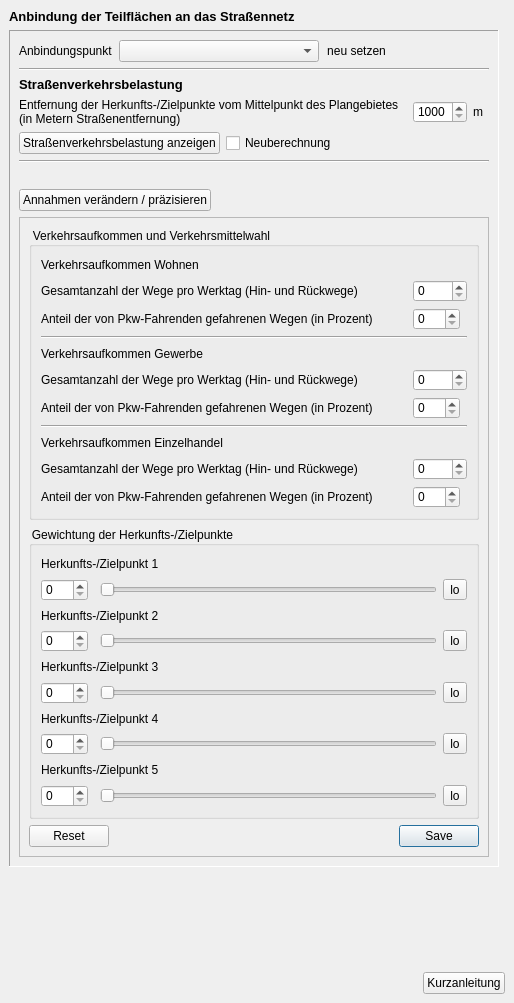
Old version of the form projektcheck/ui/ProjektCheck_dockwidget_analysis_03-ViU.ui in the repository projektcheck/ProjektCheck-QGIS.
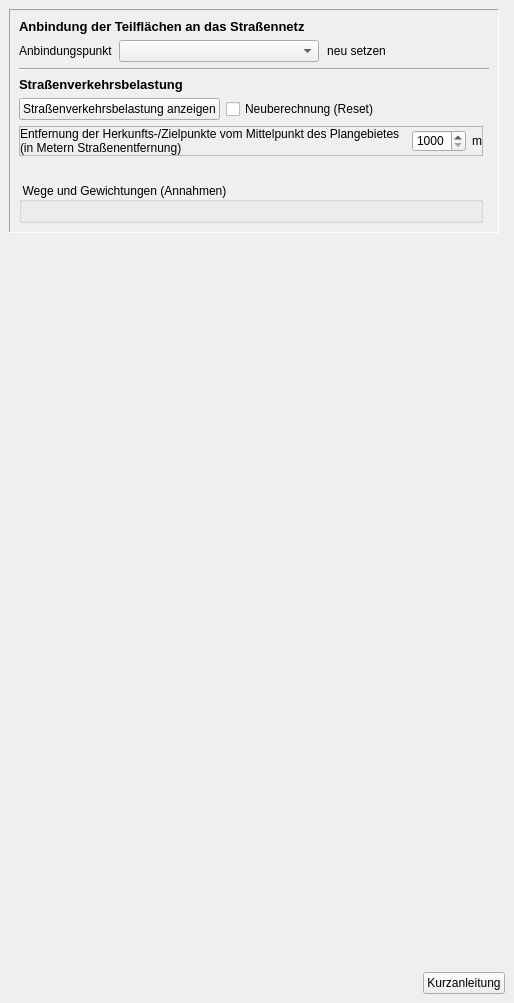
New version of the form. Icons and pictures are not drawn.

Commit message: traffic - parameter input, events

Diff of the .ui file:
```diff
--- a/projektcheck/ui/ProjektCheck_dockwidget_analysis_03-ViU.ui
+++ b/projektcheck/ui/ProjektCheck_dockwidget_analysis_03-ViU.ui
@@ -2,6 +2,9 @@
 <ui version="4.0">
  <class>DockWidget</class>
  <widget class="QDockWidget" name="DockWidget">
+  <property name="enabled">
+   <bool>true</bool>
+  </property>
   <property name="geometry">
    <rect>
     <x>0</x>
@@ -67,20 +70,6 @@
       </property>
      </spacer>
     </item>
-    <item row="0" column="0">
-     <widget class="QLabel" name="label">
-      <property name="font">
-       <font>
-        <pointsize>10</pointsize>
-        <weight>75</weight>
-        <bold>true</bold>
-       </font>
-      </property>
-      <property name="text">
-       <string>Anbindung der Teilflächen an das Straßennetz</string>
-      </property>
-     </widget>
-    </item>
     <item row="12" column="0" colspan="2">
      <layout class="QHBoxLayout" name="horizontalLayout_3">
       <property name="leftMargin">
@@ -139,28 +128,27 @@
        <enum>QFrame::Sunken</enum>
       </property>
       <layout class="QGridLayout" name="gridLayout_2">
-       <item row="1" column="0" colspan="2">
+       <item row="2" column="0" colspan="2">
         <widget class="Line" name="line_3">
          <property name="orientation">
           <enum>Qt::Horizontal</enum>
          </property>
         </widget>
        </item>
-       <item row="2" column="0">
-        <widget class="QLabel" name="label_2">
-         <property name="font">
-          <font>
-           <pointsize>10</pointsize>
-           <weight>75</weight>
-           <bold>true</bold>
-          </font>
+       <item row="9" column="0">
+        <spacer name="horizontalSpacer_3">
+         <property name="orientation">
+          <enum>Qt::Horizontal</enum>
          </property>
-         <property name="text">
-          <string>Straßenverkehrsbelastung</string>
+         <property name="sizeHint" stdset="0">
+          <size>
+           <width>40</width>
+           <height>20</height>
+          </size>
          </property>
-        </widget>
+        </spacer>
        </item>
-       <item row="0" column="0" colspan="2">
+       <item row="1" column="0" colspan="2">
         <layout class="QHBoxLayout" name="horizontalLayout">
          <item>
           <widget class="QLabel" name="label_3">
@@ -221,492 +209,21 @@
          </item>
         </layout>
        </item>
-       <item row="7" column="0" colspan="2">
-        <widget class="Line" name="line_5">
-         <property name="orientation">
-          <enum>Qt::Horizontal</enum>
-         </property>
-        </widget>
-       </item>
-       <item row="9" column="0">
-        <widget class="QPushButton" name="pushButton_15">
-         <property name="sizePolicy">
-          <sizepolicy hsizetype="Fixed" vsizetype="Fixed">
-           <horstretch>0</horstretch>
-           <verstretch>0</verstretch>
-          </sizepolicy>
-         </property>
-         <property name="toolTip">
-          <string>Der Aufplopteil wird eher als xtra Dialog umgesetzt ...</string>
+       <item row="3" column="0">
+        <widget class="QLabel" name="label_2">
+         <property name="font">
+          <font>
+           <pointsize>10</pointsize>
+           <weight>75</weight>
+           <bold>true</bold>
+          </font>
          </property>
          <property name="text">
-          <string>Annahmen verändern / präzisieren</string>
+          <string>Straßenverkehrsbelastung</string>
          </property>
-         <property name="icon">
-          <iconset>
-           <normaloff>../../images/iconset_mob/20190619_iconset_mob_specify_2.png</normaloff>../../images/iconset_mob/20190619_iconset_mob_specify_2.png</iconset>
-         </property>
-         <property name="checkable">
-          <bool>true</bool>
-         </property>
-         <property name="flat">
-          <bool>false</bool>
-         </property>
         </widget>
        </item>
-       <item row="8" column="0">
-        <spacer name="horizontalSpacer_3">
-         <property name="orientation">
-          <enum>Qt::Horizontal</enum>
-         </property>
-         <property name="sizeHint" stdset="0">
-          <size>
-           <width>40</width>
-           <height>20</height>
-          </size>
-         </property>
-        </spacer>
-       </item>
-       <item row="10" column="0" colspan="2">
-        <widget class="QScrollArea" name="scrollArea">
-         <property name="enabled">
-          <bool>true</bool>
-         </property>
-         <property name="minimumSize">
-          <size>
-           <width>0</width>
-           <height>640</height>
-          </size>
-         </property>
-         <property name="frameShape">
-          <enum>QFrame::StyledPanel</enum>
-         </property>
-         <property name="widgetResizable">
-          <bool>true</bool>
-         </property>
-         <widget class="QWidget" name="scrollAreaWidgetContents">
-          <property name="geometry">
-           <rect>
-            <x>0</x>
-            <y>0</y>
-            <width>482</width>
-            <height>638</height>
-           </rect>
-          </property>
-          <layout class="QVBoxLayout" name="verticalLayout_2">
-           <item>
-            <widget class="QGroupBox" name="groupBox_3">
-             <property name="title">
-              <string>Verkehrsaufkommen und Verkehrsmittelwahl</string>
-             </property>
-             <layout class="QGridLayout" name="gridLayout_7">
-              <item row="9" column="0">
-               <widget class="QLabel" name="label_10">
-                <property name="text">
-                 <string>Verkehrsaufkommen Gewerbe</string>
-                </property>
-               </widget>
-              </item>
-              <item row="17" column="4">
-               <widget class="QSpinBox" name="spinBox_15">
-                <property name="sizePolicy">
-                 <sizepolicy hsizetype="Fixed" vsizetype="Fixed">
-                  <horstretch>0</horstretch>
-                  <verstretch>0</verstretch>
-                 </sizepolicy>
-                </property>
-                <property name="maximum">
-                 <number>5000</number>
-                </property>
-               </widget>
-              </item>
-              <item row="13" column="4">
-               <widget class="QSpinBox" name="spinBox_8">
-                <property name="sizePolicy">
-                 <sizepolicy hsizetype="Fixed" vsizetype="Fixed">
-                  <horstretch>0</horstretch>
-                  <verstretch>0</verstretch>
-                 </sizepolicy>
-                </property>
-                <property name="layoutDirection">
-                 <enum>Qt::LeftToRight</enum>
-                </property>
-                <property name="maximum">
-                 <number>100</number>
-                </property>
-               </widget>
-              </item>
-              <item row="0" column="0">
-               <widget class="QLabel" name="label_7">
-                <property name="text">
-                 <string>Verkehrsaufkommen Wohnen</string>
-                </property>
-               </widget>
-              </item>
-              <item row="13" column="0">
-               <widget class="QLabel" name="label_11">
-                <property name="text">
-                 <string>Anteil der von Pkw-Fahrenden gefahrenen Wegen (in Prozent)</string>
-                </property>
-               </widget>
-              </item>
-              <item row="1" column="4">
-               <widget class="QSpinBox" name="spinBox_6">
-                <property name="sizePolicy">
-                 <sizepolicy hsizetype="Fixed" vsizetype="Fixed">
-                  <horstretch>0</horstretch>
-                  <verstretch>0</verstretch>
-                 </sizepolicy>
-                </property>
-                <property name="maximum">
-                 <number>5000</number>
-                </property>
-               </widget>
-              </item>
-              <item row="3" column="0" colspan="5">
-               <widget class="Line" name="line_6">
-                <property name="orientation">
-                 <enum>Qt::Horizontal</enum>
-                </property>
-               </widget>
-              </item>
-              <item row="15" column="0">
-               <widget class="QLabel" name="label_19">
-                <property name="text">
-                 <string>Verkehrsaufkommen Einzelhandel</string>
-                </property>
-               </widget>
-              </item>
-              <item row="14" column="0" colspan="5">
-               <widget class="Line" name="line_4">
-                <property name="orientation">
-                 <enum>Qt::Horizontal</enum>
-                </property>
-               </widget>
-              </item>
-              <item row="18" column="4">
-               <widget class="QSpinBox" name="spinBox_14">
-                <property name="sizePolicy">
-                 <sizepolicy hsizetype="Fixed" vsizetype="Fixed">
-                  <horstretch>0</horstretch>
-                  <verstretch>0</verstretch>
-                 </sizepolicy>
-                </property>
-                <property name="layoutDirection">
-                 <enum>Qt::LeftToRight</enum>
-                </property>
-                <property name="maximum">
-                 <number>100</number>
-                </property>
-               </widget>
-              </item>
-              <item row="2" column="4">
-               <widget class="QSpinBox" name="spinBox_7">
-                <property name="sizePolicy">
-                 <sizepolicy hsizetype="Fixed" vsizetype="Fixed">
-                  <horstretch>0</horstretch>
-                  <verstretch>0</verstretch>
-                 </sizepolicy>
-                </property>
-                <property name="layoutDirection">
-                 <enum>Qt::LeftToRight</enum>
-                </property>
-                <property name="maximum">
-                 <number>100</number>
-                </property>
-               </widget>
-              </item>
-              <item row="10" column="0">
-               <widget class="QLabel" name="label_12">
-                <property name="text">
-                 <string>Gesamtanzahl der Wege pro Werktag (Hin- und Rückwege)</string>
-                </property>
-               </widget>
-              </item>
-              <item row="2" column="0">
-               <widget class="QLabel" name="label_9">
-                <property name="text">
-                 <string>Anteil der von Pkw-Fahrenden gefahrenen Wegen (in Prozent)</string>
-                </property>
-               </widget>
-              </item>
-              <item row="10" column="4">
-               <widget class="QSpinBox" name="spinBox_9">
-                <property name="sizePolicy">
-                 <sizepolicy hsizetype="Fixed" vsizetype="Fixed">
-                  <horstretch>0</horstretch>
-                  <verstretch>0</verstretch>
-                 </sizepolicy>
-                </property>
-                <property name="maximum">
-                 <number>5000</number>
-                </property>
-               </widget>
-              </item>
-              <item row="1" column="0">
-               <widget class="QLabel" name="label_8">
-                <property name="text">
-                 <string>Gesamtanzahl der Wege pro Werktag (Hin- und Rückwege)</string>
-                </property>
-               </widget>
-              </item>
-              <item row="18" column="0">
-               <widget class="QLabel" name="label_21">
-                <property name="text">
-                 <string>Anteil der von Pkw-Fahrenden gefahrenen Wegen (in Prozent)</string>
-                </property>
-               </widget>
-              </item>
-              <item row="17" column="0">
-               <widget class="QLabel" name="label_20">
-                <property name="text">
-                 <string>Gesamtanzahl der Wege pro Werktag (Hin- und Rückwege)</string>
-                </property>
-               </widget>
-              </item>
-             </layout>
-            </widget>
-           </item>
-           <item>
-            <widget class="QGroupBox" name="groupBox_4">
-             <property name="title">
-              <string>Gewichtung der Herkunfts-/Zielpunkte</string>
-             </property>
-             <layout class="QGridLayout" name="gridLayout_9">
-              <item row="5" column="2">
-               <widget class="QSlider" name="horizontalSlider_3">
-                <property name="orientation">
-                 <enum>Qt::Horizontal</enum>
-                </property>
-               </widget>
-              </item>
-              <item row="0" column="0" colspan="3">
-               <widget class="QLabel" name="label_22">
-                <property name="toolTip">
-                 <string>dynamisch erstellt</string>
-                </property>
-                <property name="text">
-                 <string>Herkunfts-/Zielpunkt 1</string>
-                </property>
-               </widget>
-              </item>
-              <item row="1" column="2">
-               <widget class="QSlider" name="horizontalSlider">
-                <property name="orientation">
-                 <enum>Qt::Horizontal</enum>
-                </property>
-               </widget>
-              </item>
-              <item row="3" column="2">
-               <widget class="QSlider" name="horizontalSlider_2">
-                <property name="orientation">
-                 <enum>Qt::Horizontal</enum>
-                </property>
-               </widget>
-              </item>
-              <item row="9" column="2">
-               <widget class="QSlider" name="horizontalSlider_5">
-                <property name="orientation">
-                 <enum>Qt::Horizontal</enum>
-                </property>
-               </widget>
-              </item>
-              <item row="7" column="2">
-               <widget class="QSlider" name="horizontalSlider_4">
-                <property name="orientation">
-                 <enum>Qt::Horizontal</enum>
-                </property>
-               </widget>
-              </item>
-              <item row="5" column="0">
-               <widget class="QSpinBox" name="spinBox_18">
-                <property name="maximum">
-                 <number>100</number>
-                </property>
-               </widget>
-              </item>
-              <item row="1" column="0">
-               <widget class="QSpinBox" name="spinBox_16">
-                <property name="maximum">
-                 <number>100</number>
-                </property>
-               </widget>
-              </item>
-              <item row="3" column="0">
-               <widget class="QSpinBox" name="spinBox_17">
-                <property name="maximum">
-                 <number>100</number>
-                </property>
-               </widget>
-              </item>
-              <item row="8" column="0" colspan="3">
-               <widget class="QLabel" name="label_26">
-                <property name="toolTip">
-                 <string>dynamisch erstellt</string>
-                </property>
-                <property name="text">
-                 <string>Herkunfts-/Zielpunkt 5</string>
-                </property>
-               </widget>
-              </item>
-              <item row="9" column="0">
-               <widget class="QSpinBox" name="spinBox_20">
-                <property name="maximum">
-                 <number>100</number>
-                </property>
-               </widget>
-              </item>
-              <item row="7" column="0">
-               <widget class="QSpinBox" name="spinBox_19">
-                <property name="maximum">
-                 <number>100</number>
-                </property>
-               </widget>
-              </item>
-              <item row="4" column="0" colspan="3">
-               <widget class="QLabel" name="label_24">
-                <property name="toolTip">
-                 <string>dynamisch erstellt</string>
-                </property>
-                <property name="text">
-                 <string>Herkunfts-/Zielpunkt 3</string>
-                </property>
-               </widget>
-              </item>
-              <item row="2" column="0" colspan="3">
-               <widget class="QLabel" name="label_23">
-                <property name="toolTip">
-                 <string>dynamisch erstellt</string>
-                </property>
-                <property name="text">
-                 <string>Herkunfts-/Zielpunkt 2</string>
-                </property>
-               </widget>
-              </item>
-              <item row="6" column="0" colspan="3">
-               <widget class="QLabel" name="label_25">
-                <property name="toolTip">
-                 <string>dynamisch erstellt</string>
-                </property>
-                <property name="text">
-                 <string>Herkunfts-/Zielpunkt 4</string>
-                </property>
-               </widget>
-              </item>
-              <item row="3" column="3">
-               <widget class="QToolButton" name="toolButton">
-                <property name="text">
-                 <string>lo</string>
-                </property>
-                <property name="checkable">
-                 <bool>true</bool>
-                </property>
-               </widget>
-              </item>
-              <item row="1" column="3">
-               <widget class="QToolButton" name="toolButton_2">
-                <property name="text">
-                 <string>lo</string>
-                </property>
-                <property name="checkable">
-                 <bool>true</bool>
-                </property>
-               </widget>
-              </item>
-              <item row="5" column="3">
-               <widget class="QToolButton" name="toolButton_3">
-                <property name="text">
-                 <string>lo</string>
-                </property>
-                <property name="checkable">
-                 <bool>true</bool>
-                </property>
-               </widget>
-              </item>
-              <item row="7" column="3">
-               <widget class="QToolButton" name="toolButton_4">
-                <property name="text">
-                 <string>lo</string>
-                </property>
-                <property name="checkable">
-                 <bool>true</bool>
-                </property>
-               </widget>
-              </item>
-              <item row="9" column="3">
-               <widget class="QToolButton" name="toolButton_5">
-                <property name="text">
-                 <string>lo</string>
-                </property>
-                <property name="checkable">
-                 <bool>true</bool>
-                </property>
-               </widget>
-              </item>
-             </layout>
-            </widget>
-           </item>
-           <item>
-            <widget class="QDialogButtonBox" name="buttonBox_4">
-             <property name="standardButtons">
-              <set>QDialogButtonBox::Reset|QDialogButtonBox::Save</set>
-             </property>
-            </widget>
-           </item>
-          </layout>
-         </widget>
-        </widget>
-       </item>
-       <item row="4" column="0">
-        <layout class="QHBoxLayout" name="horizontalLayout_2">
-         <item>
-          <widget class="QLabel" name="label_6">
-           <property name="font">
-            <font>
-             <weight>50</weight>
-             <bold>false</bold>
-            </font>
-           </property>
-           <property name="text">
-            <string>&lt;html&gt;&lt;head/&gt;&lt;body&gt;&lt;p&gt;Entfernung der Herkunfts-/Zielpunkte vom Mittelpunkt des Plangebietes (in Metern Straßenentfernung)&lt;/p&gt;&lt;/body&gt;&lt;/html&gt;</string>
-           </property>
-           <property name="wordWrap">
-            <bool>true</bool>
-           </property>
-          </widget>
-         </item>
-         <item>
-          <widget class="QSpinBox" name="distance_input">
-           <property name="sizePolicy">
-            <sizepolicy hsizetype="Fixed" vsizetype="Fixed">
-             <horstretch>0</horstretch>
-             <verstretch>0</verstretch>
-            </sizepolicy>
-           </property>
-           <property name="minimum">
-            <number>1000</number>
-           </property>
-           <property name="maximum">
-            <number>5000</number>
-           </property>
-          </widget>
-         </item>
-         <item>
-          <widget class="QLabel" name="label_4">
-           <property name="sizePolicy">
-            <sizepolicy hsizetype="Maximum" vsizetype="Preferred">
-             <horstretch>0</horstretch>
-             <verstretch>0</verstretch>
-            </sizepolicy>
-           </property>
-           <property name="text">
-            <string>m</string>
-           </property>
-          </widget>
-         </item>
-        </layout>
-       </item>
-       <item row="5" column="0">
+       <item row="6" column="0">
         <layout class="QHBoxLayout" name="horizontalLayout_4">
          <item>
           <widget class="QPushButton" name="calculate_traffic_button">
@@ -731,7 +248,7 @@
          <item>
           <widget class="QCheckBox" name="recalculate_check">
            <property name="text">
-            <string>Neuberechnung</string>
+            <string>Neuberechnung (Reset)</string>
            </property>
           </widget>
          </item>
@@ -750,6 +267,103 @@
          </item>
         </layout>
        </item>
+       <item row="0" column="0">
+        <widget class="QLabel" name="label">
+         <property name="font">
+          <font>
+           <pointsize>10</pointsize>
+           <weight>75</weight>
+           <bold>true</bold>
+          </font>
+         </property>
+         <property name="text">
+          <string>Anbindung der Teilflächen an das Straßennetz</string>
+         </property>
+        </widget>
+       </item>
+       <item row="7" column="0">
+        <widget class="QFrame" name="distance_frame">
+         <property name="enabled">
+          <bool>true</bool>
+         </property>
+         <property name="frameShape">
+          <enum>QFrame::StyledPanel</enum>
+         </property>
+         <property name="frameShadow">
+          <enum>QFrame::Raised</enum>
+         </property>
+         <layout class="QHBoxLayout" name="horizontalLayout_6">
+          <property name="leftMargin">
+           <number>0</number>
+          </property>
+          <property name="topMargin">
+           <number>0</number>
+          </property>
+          <property name="rightMargin">
+           <number>0</number>
+          </property>
+          <property name="bottomMargin">
+           <number>0</number>
+          </property>
+          <item>
+           <widget class="QLabel" name="label_6">
+            <property name="enabled">
+             <bool>true</bool>
+            </property>
+            <property name="font">
+             <font>
+              <weight>50</weight>
+              <bold>false</bold>
+             </font>
+            </property>
+            <property name="text">
+             <string>&lt;html&gt;&lt;head/&gt;&lt;body&gt;&lt;p&gt;Entfernung der Herkunfts-/Zielpunkte vom Mittelpunkt des Plangebietes (in Metern Straßenentfernung)&lt;/p&gt;&lt;/body&gt;&lt;/html&gt;</string>
+            </property>
+            <property name="wordWrap">
+             <bool>true</bool>
+            </property>
+           </widget>
+          </item>
+          <item>
+           <widget class="QSpinBox" name="distance_input">
+            <property name="sizePolicy">
+             <sizepolicy hsizetype="Fixed" vsizetype="Fixed">
+              <horstretch>0</horstretch>
+              <verstretch>0</verstretch>
+             </sizepolicy>
+            </property>
+            <property name="minimum">
+             <number>1000</number>
+            </property>
+            <property name="maximum">
+             <number>9999</number>
+            </property>
+           </widget>
+          </item>
+          <item>
+           <widget class="QLabel" name="label_4">
+            <property name="sizePolicy">
+             <sizepolicy hsizetype="Maximum" vsizetype="Preferred">
+              <horstretch>0</horstretch>
+              <verstretch>0</verstretch>
+             </sizepolicy>
+            </property>
+            <property name="text">
+             <string>m</string>
+            </property>
+           </widget>
+          </item>
+         </layout>
+        </widget>
+       </item>
+       <item row="10" column="0">
+        <widget class="QGroupBox" name="settings_group">
+         <property name="title">
+          <string>Wege und Gewichtungen (Annahmen)</string>
+         </property>
+         <layout class="QVBoxLayout" name="verticalLayout"/>
+        </widget>
+       </item>
       </layout>
      </widget>
     </item>
```
Left out of the diff: 28 changed lines with no effect on the pictures. The commit also changes 6 other files.
